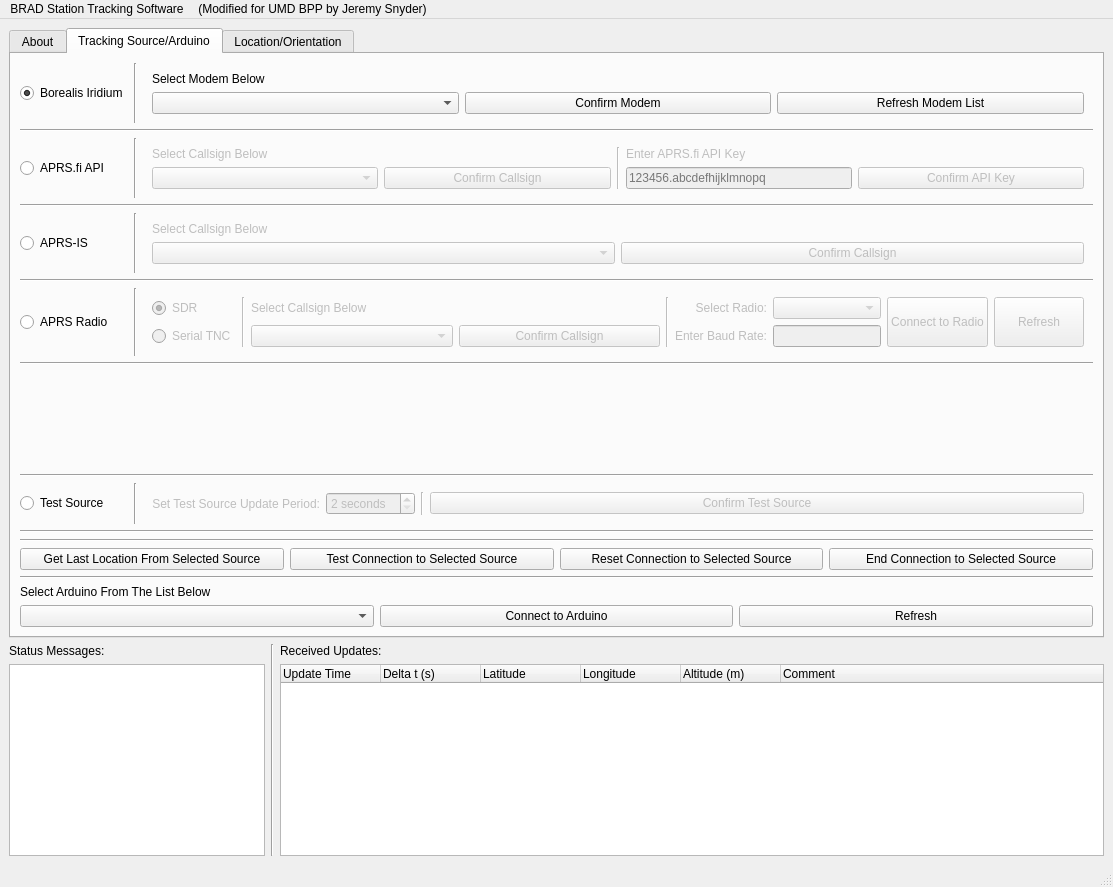
The window that designerFiles/Ground_Station_GUI.ui (UMDBPP/NEBP-Ground-Station-Tracker) describes before a commit, drawn with Qt 5.
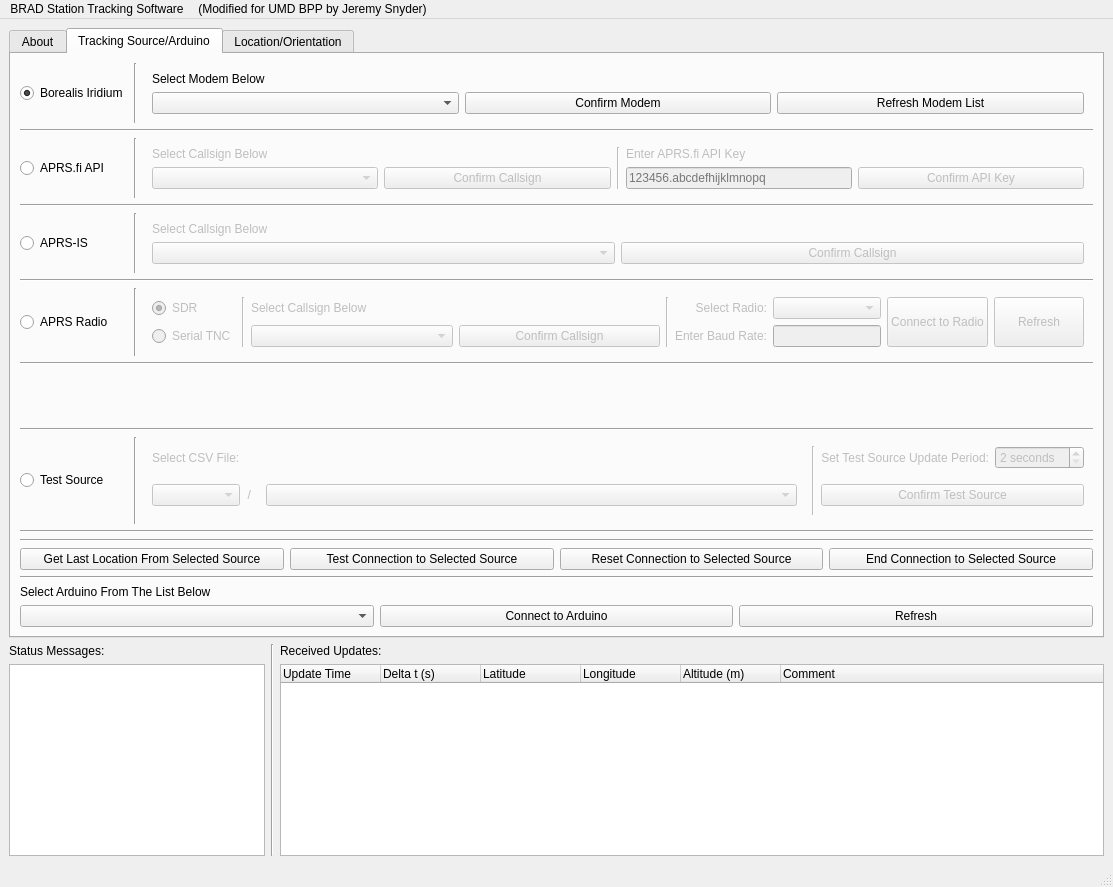
The same window after the commit. The open tabs and pages were chosen to show the change.

Commit message: Add option to select test source CSV file from logs, update test source to skip log CSV header line, fix test source reading time from timestamp string

```diff
--- a/designerFiles/Ground_Station_GUI.ui
+++ b/designerFiles/Ground_Station_GUI.ui
@@ -776,28 +776,18 @@
              <bool>false</bool>
             </property>
             <layout class="QGridLayout" name="gridLayout_12">
-             <item row="0" column="2">
-              <widget class="Line" name="line_28">
-               <property name="orientation">
-                <enum>Qt::Vertical</enum>
-               </property>
-              </widget>
-             </item>
-             <item row="0" column="3">
-              <widget class="QPushButton" name="Test_Source_button_Confirm">
-               <property name="sizePolicy">
-                <sizepolicy hsizetype="MinimumExpanding" vsizetype="Fixed">
-                 <horstretch>0</horstretch>
-                 <verstretch>0</verstretch>
-                </sizepolicy>
-               </property>
+             <item row="0" column="7">
+              <widget class="QLabel" name="Test_Source_label_UpdatePeriod">
                <property name="text">
-                <string>Confirm Test Source</string>
+                <string>Set Test Source Update Period:</string>
+               </property>
+               <property name="alignment">
+                <set>Qt::AlignRight|Qt::AlignTrailing|Qt::AlignVCenter</set>
                </property>
               </widget>
              </item>
-             <item row="0" column="1">
-              <widget class="QSpinBox" name="Test_Source_spinBox_Period">
+             <item row="0" column="8">
+              <widget class="QSpinBox" name="Test_Source_spinBox_UpdatePeriod">
                <property name="suffix">
                 <string> seconds</string>
                </property>
@@ -809,16 +799,94 @@
                </property>
               </widget>
              </item>
-             <item row="0" column="0">
-              <widget class="QLabel" name="APRS_Radio_label_SelectRadio_2">
+             <item row="1" column="7" colspan="2">
+              <widget class="QPushButton" name="Test_Source_button_Confirm">
+               <property name="sizePolicy">
+                <sizepolicy hsizetype="MinimumExpanding" vsizetype="Fixed">
+                 <horstretch>0</horstretch>
+                 <verstretch>0</verstretch>
+                </sizepolicy>
+               </property>
                <property name="text">
-                <string>Set Test Source Update Period:</string>
+                <string>Confirm Test Source</string>
+               </property>
+              </widget>
+             </item>
+             <item row="1" column="1">
+              <widget class="QComboBox" name="Test_Source_comboBox_CSVFolder"/>
+             </item>
+             <item row="1" column="3">
+              <widget class="QStackedWidget" name="Test_Source_stackedWidget_CSVFile">
+               <property name="currentIndex">
+                <number>0</number>
+               </property>
+               <widget class="QWidget" name="Test_Source_stackedWidget_CSVFile_dummyPage">
+                <layout class="QGridLayout" name="gridLayout_17">
+                 <item row="0" column="0">
+                  <widget class="QComboBox" name="Test_Source_comboBox_dummyCSVFiles"/>
+                 </item>
+                </layout>
+               </widget>
+               <widget class="QWidget" name="Test_Source_stackedWidget_CSVFile_dataPage">
+                <layout class="QGridLayout" name="gridLayout_15">
+                 <item row="0" column="0">
+                  <widget class="QComboBox" name="Test_Source_comboBox_dataCSVFiles">
+                   <property name="sizePolicy">
+                    <sizepolicy hsizetype="MinimumExpanding" vsizetype="Fixed">
+                     <horstretch>0</horstretch>
+                     <verstretch>0</verstretch>
+                    </sizepolicy>
+                   </property>
+                  </widget>
+                 </item>
+                </layout>
+               </widget>
+               <widget class="QWidget" name="Test_Source_stackedWidget_CSVFile_logsPage">
+                <layout class="QGridLayout" name="gridLayout_14">
+                 <item row="0" column="0">
+                  <widget class="QComboBox" name="Test_Source_comboBox_logsCSVFiles">
+                   <property name="sizePolicy">
+                    <sizepolicy hsizetype="MinimumExpanding" vsizetype="Fixed">
+                     <horstretch>0</horstretch>
+                     <verstretch>0</verstretch>
+                    </sizepolicy>
+                   </property>
+                  </widget>
+                 </item>
+                </layout>
+               </widget>
+              </widget>
+             </item>
+             <item row="0" column="1">
+              <widget class="QLabel" name="Test_Source_label_SelectCSVFile">
+               <property name="text">
+                <string>Select CSV File:</string>
+               </property>
+              </widget>
+             </item>
+             <item row="1" column="2">
+              <widget class="QLabel" name="Test_Source_label_CSVPathSeparator">
+               <property name="sizePolicy">
+                <sizepolicy hsizetype="Preferred" vsizetype="Preferred">
+                 <horstretch>0</horstretch>
+                 <verstretch>0</verstretch>
+                </sizepolicy>
+               </property>
+               <property name="text">
+                <string>/</string>
                </property>
                <property name="alignment">
                 <set>Qt::AlignRight|Qt::AlignTrailing|Qt::AlignVCenter</set>
                </property>
               </widget>
              </item>
+             <item row="0" column="4" rowspan="2">
+              <widget class="Line" name="line_29">
+               <property name="orientation">
+                <enum>Qt::Vertical</enum>
+               </property>
+              </widget>
+             </item>
             </layout>
            </widget>
           </item>
```
Left out of the diff: 592 changed lines with no effect on the pictures. The commit also changes 4 other files.
